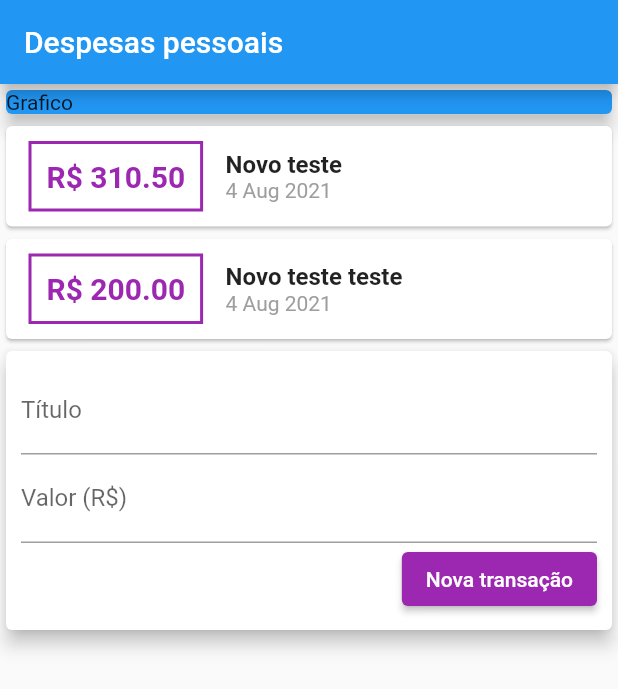
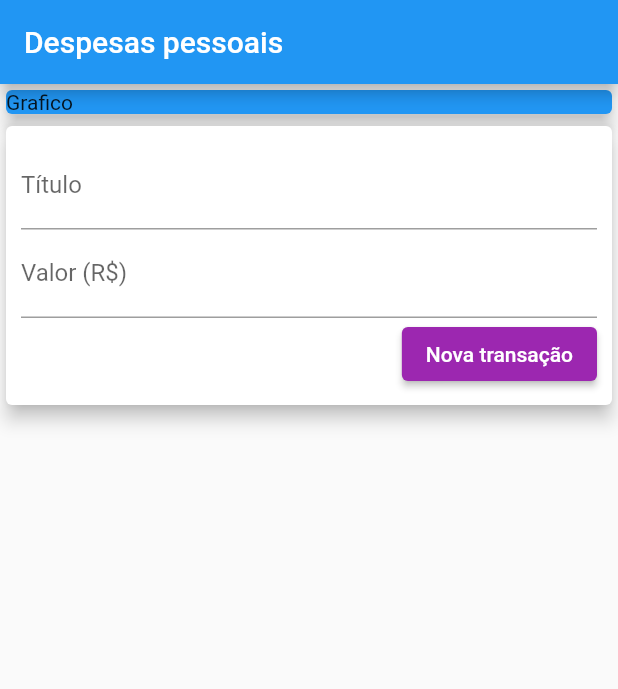
Before and after one commit to nereuneto/financeiroApp, a Flutter app: the screen it shows after launch, after a tap on "Nova transação", on a phone screen of 412 x 824 dp. Shown: the top 689 px of the screen. Run offline on Flutter 3.47's test engine with Material 2 defaults, Android fonts, the light colour scheme and no system bars.

Commit message:
Botão adicionar funcional Lista de transações funcionando de acordo. Ao preencher titulo e valor, É registrado uma conta com os dados informados.

```diff
--- /dev/null
+++ b/lib/components/transaction_form.dart
@@ -0,0 +1,62 @@
+import 'package:flutter/material.dart';
+
+class TransactionForm extends StatelessWidget {
+  final titleController = TextEditingController();
+  final valueController = TextEditingController();
+
+  final void Function(String, double) onSubmit;
+
+  TransactionForm(this.onSubmit);
+
+  _submitForm() {
+    final title = titleController.text;
+    final value = double.tryParse(valueController.text) ?? 0.0;
+
+    if (title.isEmpty || value <= 0) {
+      return;
+    }
+
+    onSubmit(title, value);
+  }
+
+  @override
+  Widget build(BuildContext context) {
+    return Card(
+      elevation: 5,
+      child: Padding(
+        padding: const EdgeInsets.all(10.0),
+        child: Column(
+          children: [
+            TextField(
+              controller: titleController,
+              onSubmitted: (_) => _submitForm(),
+              decoration: InputDecoration(
+                labelText: 'Título',
+              ),
+            ),
+            TextField(
+              controller: valueController,
+              keyboardType: TextInputType.numberWithOptions(decimal: true),
+              onSubmitted: (_) => _submitForm(),
+              decoration: InputDecoration(
+                labelText: 'Valor (R\$)',
+              ),
+            ),
+            Row(
+              mainAxisAlignment: MainAxisAlignment.end,
+              children: [
+                ElevatedButton(
+                  onPressed: _submitForm,
+                  child: Text('Nova transação'),
+                  style: ElevatedButton.styleFrom(
+                    primary: Colors.purple,
+                  ),
+                ),
+              ],
+            )
+          ],
+        ),
+      ),
+    );
+  }
+}
--- /dev/null
+++ b/lib/components/transaction_list.dart
@@ -0,0 +1,61 @@
+import 'package:financas/models/transaction.dart';
+import 'package:flutter/material.dart';
+import 'package:intl/intl.dart';
+
+class TransactionList extends StatelessWidget {
+  final List<Transaction> transactions;
+
+  TransactionList(this.transactions);
+
+  @override
+  Widget build(BuildContext context) {
+    return Container(
+      height: 300,
+      child: ListView.builder(
+        itemCount: transactions.length,
+        itemBuilder: (ctx, index) {
+          final tr = transactions[index];
+          return Card(
+            child: Row(
+              children: <Widget>[
+                Container(
+                  margin: EdgeInsets.symmetric(horizontal: 15, vertical: 10),
+                  decoration: BoxDecoration(
+                    border: Border.all(
+                      color: Colors.purple,
+                      width: 2,
+                    ),
+                  ),
+                  padding: EdgeInsets.all(10),
+                  child: Text(
+                    'R\$ ' + tr.value.toStringAsFixed(2),
+                    style: TextStyle(
+                        fontWeight: FontWeight.bold,
+                        fontSize: 20,
+                        color: Colors.purple),
+                  ),
+                ),
+                Column(
+                  crossAxisAlignment: CrossAxisAlignment.start,
+                  children: <Widget>[
+                    Text(
+                      tr.title,
+                      style: TextStyle(
+                        fontSize: 16,
+                        fontWeight: FontWeight.bold,
+                      ),
+                    ),
+                    Text(DateFormat('d MMM y').format(tr.date),
+                        style: TextStyle(
+                          color: Colors.grey,
+                        ))
+                  ],
+                )
+              ],
+            ),
+          );
+        },
+      ),
+    );
+  }
+}
--- /dev/null
+++ b/lib/components/transaction_user.dart
@@ -0,0 +1,38 @@
+import 'dart:math';
+
+import 'package:financas/components/transaction_form.dart';
+import 'package:financas/components/transaction_list.dart';
+import 'package:financas/models/transaction.dart';
+import 'package:flutter/material.dart';
+
+class TransactionUser extends StatefulWidget {
+  const TransactionUser({Key? key}) : super(key: key);
+
+  @override
+  _TransactionUserState createState() => _TransactionUserState();
+}
+
+class _TransactionUserState extends State<TransactionUser> {
+  List<Transaction> _transactions = [];
+
+  _addTransaction(String title, double value) {
+    final newTransaction = Transaction(
+        id: Random().nextDouble().toString(),
+        title: title,
+        value: value,
+        date: DateTime.now());
+    setState(() {
+      _transactions.add(newTransaction);
+    });
+  }
+
+  @override
+  Widget build(BuildContext context) {
+    return Column(
+      children: [
+        TransactionForm(_addTransaction),
+        TransactionList(_transactions),
+      ],
+    );
+  }
+}
--- a/lib/main.dart
+++ b/lib/main.dart
@@ -1,6 +1,5 @@
-import 'package:financas/models/transaction.dart';
+import 'package:financas/components/transaction_user.dart';
 import 'package:flutter/material.dart';
-import 'package:intl/intl.dart';
 
 main() => runApp(FinancasApp());
 
@@ -15,20 +14,14 @@ class FinancasApp extends StatelessWidget {
 }
 
 class MyHomePage extends StatelessWidget {
-  final _transactions = [
-    Transaction(
-        id: 't1', title: 'Novo teste', value: 310.50, date: DateTime.now()),
-    Transaction(
-        id: 't2', title: 'Novo teste teste', value: 200, date: DateTime.now()),
-  ];
-
   @override
   Widget build(BuildContext context) {
     return Scaffold(
       appBar: AppBar(
         title: Text('Despesas pessoais'),
       ),
-      body: Column(
+      body: SingleChildScrollView(
+        child: Column(
           crossAxisAlignment: CrossAxisAlignment.stretch,
           children: <Widget>[
             Container(
@@ -38,83 +31,9 @@ class MyHomePage extends StatelessWidget {
                 elevation: 5,
               ),
             ),
-          Column(
-            children: _transactions.map((tr) {
-              return Card(
-                child: Row(
-                  children: <Widget>[
-                    Container(
-                      margin:
-                          EdgeInsets.symmetric(horizontal: 15, vertical: 10),
-                      decoration: BoxDecoration(
-                        border: Border.all(
-                          color: Colors.purple,
-                          width: 2,
-                        ),
-                      ),
-                      padding: EdgeInsets.all(10),
-                      child: Text(
-                        'R\$ ' + tr.value.toStringAsFixed(2),
-                        style: TextStyle(
-                            fontWeight: FontWeight.bold,
-                            fontSize: 20,
-                            color: Colors.purple),
-                      ),
-                    ),
-                    Column(
-                      crossAxisAlignment: CrossAxisAlignment.start,
-                      children: <Widget>[
-                        Text(
-                          tr.title,
-                          style: TextStyle(
-                            fontSize: 16,
-                            fontWeight: FontWeight.bold,
-                          ),
-                        ),
-                        Text(DateFormat('d MMM y').format(tr.date),
-                            style: TextStyle(
-                              color: Colors.grey,
-                            ))
-                      ],
-                    )
+            TransactionUser(),
           ],
         ),
-              );
-            }).toList(),
-          ),
-          Card(
-            elevation: 5,
-            child: Padding(
-              padding: const EdgeInsets.all(10.0),
-              child: Column(
-                children: [
-                  TextField(
-                    decoration: InputDecoration(
-                      labelText: 'Título',
-                    ),
-                  ),
-                  TextField(
-                    decoration: InputDecoration(
-                      labelText: 'Valor (R\$)',
-                    ),
-                  ),
-                  Row(
-                    mainAxisAlignment: MainAxisAlignment.end,
-                    children: [
-                      ElevatedButton(
-                        onPressed: () {},
-                        child: Text('Nova transação'),
-                        style: ElevatedButton.styleFrom(
-                          primary: Colors.purple,
-                        ),
-                      ),
-                    ],
-                  )
-                ],
-              ),
-            ),
-          )
-        ],
       ),
     );
   }
```
Lines whose indentation alone changed are shown as unchanged.
